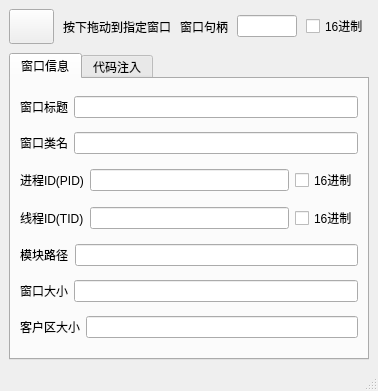
Above: ui/wnd_main.ui from decenfrontier/ReverseToolKit before the change. Below: the same form after it.
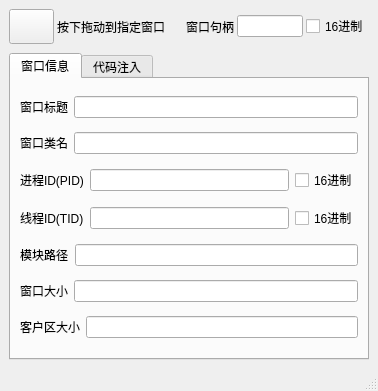
That is the form after the change.

Commit message: 窗口信息

Diff of the .ui file:
```diff
--- a/ui/wnd_main.ui
+++ b/ui/wnd_main.ui
@@ -22,6 +22,9 @@
      <layout class="QHBoxLayout" name="horizontalLayout_8">
       <item>
        <layout class="QHBoxLayout" name="horizontalLayout_7">
+        <property name="spacing">
+         <number>3</number>
+        </property>
         <item>
          <widget class="QToolButton" name="btn_attach">
           <property name="minimumSize">
@@ -65,6 +68,9 @@
       </item>
       <item>
        <layout class="QHBoxLayout" name="horizontalLayout">
+        <property name="spacing">
+         <number>3</number>
+        </property>
         <item>
          <widget class="QLabel" name="label">
           <property name="text">
@@ -74,9 +80,15 @@
         </item>
         <item>
          <widget class="QLineEdit" name="edt_hwnd">
+          <property name="minimumSize">
+           <size>
+            <width>66</width>
+            <height>0</height>
+           </size>
+          </property>
           <property name="maximumSize">
            <size>
-            <width>100</width>
+            <width>66</width>
             <height>16777215</height>
            </size>
           </property>
```
Left out of the diff: 13 changed lines with no effect on the pictures. Lines whose indentation alone changed are shown as unchanged. The commit also changes 3 other files.
